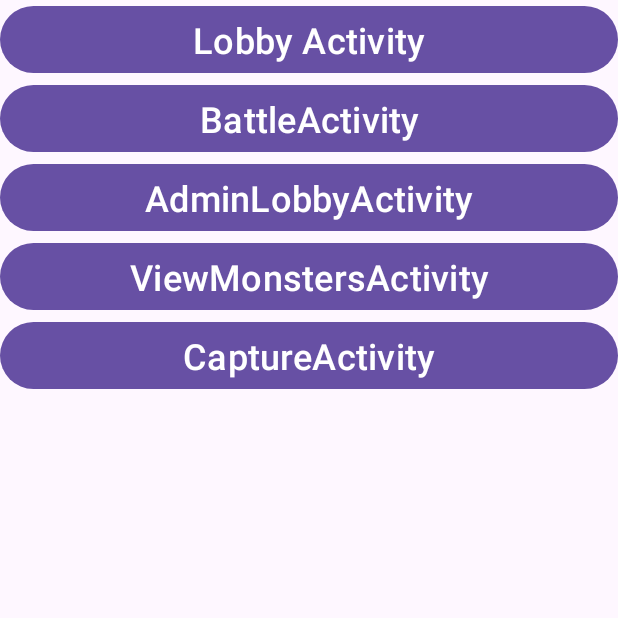
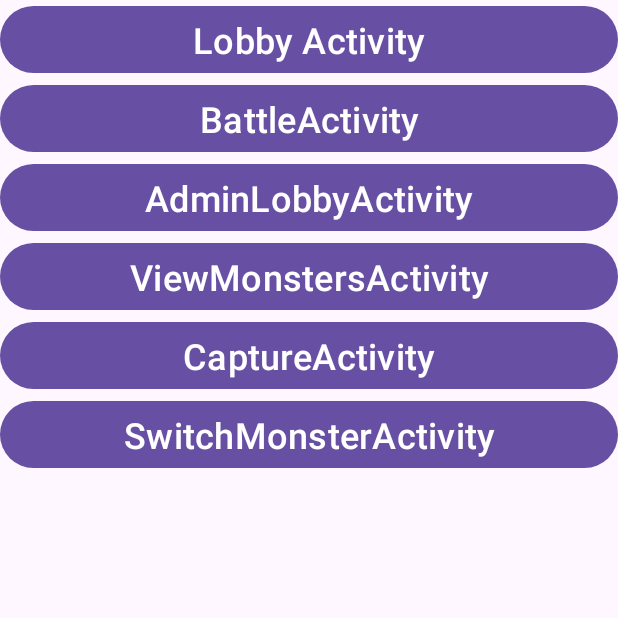
Before and after one commit to qzmp010/Lutra_Legally_Distinct_Pocket_Monster_Arena, an Android app: the MainActivity screen opened directly, with no data from a screen before it, on a phone screen of 412 x 824 dp, the top half of it. Run offline under Robolectric (Android 15) with nearby library versions, the light colour scheme and no system bars; our stand-ins replace Room's generated code.

Commit message:
Copied over info from ViewMonsterActivity, set up button in MainActivity for testing

```diff
--- a/app/src/main/java/com/lutra/legallydistinctpocketmonsterarea/MainActivity.java
+++ b/app/src/main/java/com/lutra/legallydistinctpocketmonsterarea/MainActivity.java
@@ -94,6 +94,13 @@ public class MainActivity extends AppCompatActivity {
         startActivity(CaptureActivity.intentFactory(getApplicationContext()));
       }
     });
+
+    binding.switchMonsterActivityButton.setOnClickListener(new View.OnClickListener() {
+      @Override
+      public void onClick(View v) {
+        startActivity(SwitchMonsterActivity.intentFactory(getApplicationContext()));
+      }
+    });
   }
 
   private void loginUser(Bundle savedInstanceState) {
--- a/app/src/main/res/layout/activity_main.xml
+++ b/app/src/main/res/layout/activity_main.xml
@@ -62,4 +62,15 @@
       android:id="@+id/captureActivityButton"
       />
 
+  <Button
+      android:layout_width="match_parent"
+      android:layout_height="wrap_content"
+      app:layout_constraintTop_toBottomOf="@id/captureActivityButton"
+      app:layout_constraintStart_toStartOf="parent"
+      app:layout_constraintEnd_toEndOf="parent"
+      android:text="SwitchMonsterActivity"
+      android:textSize="24sp"
+      android:id="@+id/switchMonsterActivityButton"
+      />
+
 </androidx.constraintlayout.widget.ConstraintLayout>
```
Also changed, not shown: app/src/main/java/com/lutra/legallydistinctpocketmonsterarea/SwitchMonsterActivity.java (+44 -10 lines).
